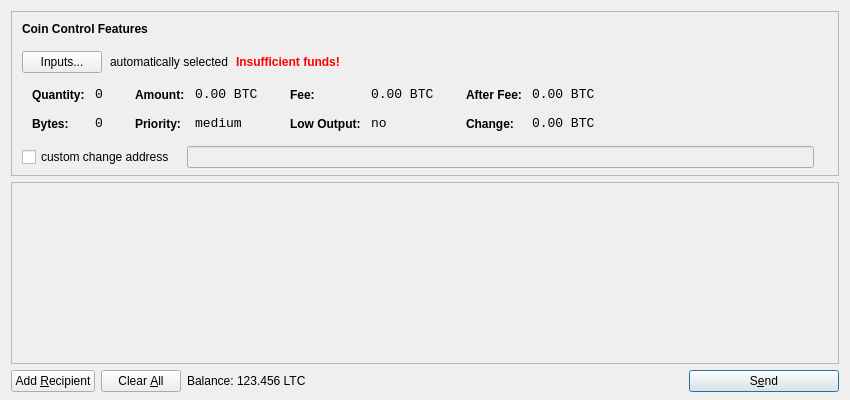
yodacoin/123, file src/qt/forms/sendcoinsdialog.ui: the form before one commit.
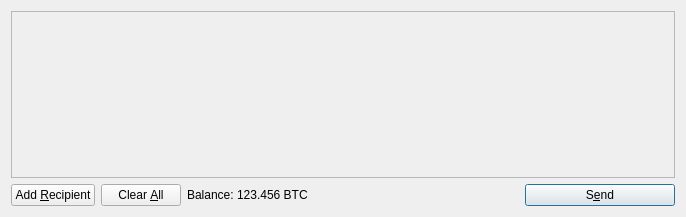
The form after the commit. Icons and pictures are not drawn.

```diff
--- a/src/qt/forms/sendcoinsdialog.ui
+++ b/src/qt/forms/sendcoinsdialog.ui
@@ -6,615 +6,14 @@
    <rect>
     <x>0</x>
     <y>0</y>
-    <width>850</width>
-    <height>400</height>
+    <width>686</width>
+    <height>217</height>
    </rect>
   </property>
   <property name="windowTitle">
    <string>Send Coins</string>
   </property>
-  <layout class="QVBoxLayout" name="verticalLayout" stretch="0,1,0">
-   <property name="bottomMargin">
-    <number>8</number>
-   </property>
-   <item>
-    <widget class="QFrame" name="frameCoinControl">
-     <property name="sizePolicy">
-      <sizepolicy hsizetype="Expanding" vsizetype="Expanding">
-       <horstretch>0</horstretch>
-       <verstretch>0</verstretch>
-      </sizepolicy>
-     </property>
-     <property name="maximumSize">
-      <size>
-       <width>16777215</width>
-       <height>16777215</height>
-      </size>
-     </property>
-     <property name="frameShape">
-      <enum>QFrame::StyledPanel</enum>
-     </property>
-     <property name="frameShadow">
-      <enum>QFrame::Sunken</enum>
-     </property>
-     <layout class="QVBoxLayout" name="verticalLayoutCoinControl2">
-      <property name="spacing">
-       <number>-1</number>
-      </property>
-      <property name="leftMargin">
-       <number>0</number>
-      </property>
-      <property name="topMargin">
-       <number>0</number>
-      </property>
-      <property name="rightMargin">
-       <number>0</number>
-      </property>
-      <property name="bottomMargin">
-       <number>6</number>
-      </property>
-      <item>
-       <layout class="QVBoxLayout" name="verticalLayoutCoinControl" stretch="0,0,0,0,1">
-        <property name="spacing">
-         <number>0</number>
-        </property>
-        <property name="leftMargin">
-         <number>10</number>
-        </property>
-        <property name="topMargin">
-         <number>10</number>
-        </property>
-        <item>
-         <layout class="QHBoxLayout" name="horizontalLayoutCoinControl1">
-          <property name="bottomMargin">
-           <number>15</number>
-          </property>
-          <item>
-           <widget class="QLabel" name="labelCoinControlFeatures">
-            <property name="sizePolicy">
-             <sizepolicy hsizetype="Preferred" vsizetype="Maximum">
-              <horstretch>0</horstretch>
-              <verstretch>0</verstretch>
-             </sizepolicy>
-            </property>
-            <property name="font">
-             <font>
-              <weight>75</weight>
-              <bold>true</bold>
-             </font>
-            </property>
-            <property name="styleSheet">
-             <string notr="true">font-weight:bold;</string>
-            </property>
-            <property name="text">
-             <string>Coin Control Features</string>
-            </property>
-           </widget>
-          </item>
-         </layout>
-        </item>
-        <item>
-         <layout class="QHBoxLayout" name="horizontalLayoutCoinControl2" stretch="0,0,0,0">
-          <property name="spacing">
-           <number>8</number>
-          </property>
-          <property name="bottomMargin">
-           <number>10</number>
-          </property>
-          <item>
-           <widget class="QPushButton" name="pushButtonCoinControl">
-            <property name="styleSheet">
-             <string notr="true"/>
-            </property>
-            <property name="text">
-             <string>Inputs...</string>
-            </property>
-           </widget>
-          </item>
-          <item>
-           <widget class="QLabel" name="labelCoinControlAutomaticallySelected">
-            <property name="text">
-             <string>automatically selected</string>
-            </property>
-            <property name="margin">
-             <number>5</number>
-            </property>
-           </widget>
-          </item>
-          <item>
-           <widget class="QLabel" name="labelCoinControlInsuffFunds">
-            <property name="font">
-             <font>
-              <weight>75</weight>
-              <bold>true</bold>
-             </font>
-            </property>
-            <property name="styleSheet">
-             <string notr="true">color:red;font-weight:bold;</string>
-            </property>
-            <property name="text">
-             <string>Insufficient funds!</string>
-            </property>
-            <property name="margin">
-             <number>5</number>
-            </property>
-           </widget>
-          </item>
-          <item>
-           <spacer name="horizontalSpacerCoinControl">
-            <property name="orientation">
-             <enum>Qt::Horizontal</enum>
-            </property>
-            <property name="sizeHint" stdset="0">
-             <size>
-              <width>40</width>
-              <height>1</height>
-             </size>
-            </property>
-           </spacer>
-          </item>
-         </layout>
-        </item>
-        <item>
-         <widget class="QWidget" name="widgetCoinControl" native="true">
-          <property name="sizePolicy">
-           <sizepolicy hsizetype="Preferred" vsizetype="Preferred">
-            <horstretch>0</horstretch>
-            <verstretch>0</verstretch>
-           </sizepolicy>
-          </property>
-          <property name="minimumSize">
-           <size>
-            <width>0</width>
-            <height>0</height>
-           </size>
-          </property>
-          <property name="styleSheet">
-           <string notr="true"/>
-          </property>
-          <layout class="QHBoxLayout" name="horizontalLayoutCoinControl5">
-           <property name="margin">
-            <number>0</number>
-           </property>
-           <item>
-            <layout class="QHBoxLayout" name="horizontalLayoutCoinControl3" stretch="0,0,0,1">
-             <property name="spacing">
-              <number>20</number>
-             </property>
-             <property name="topMargin">
-              <number>0</number>
-             </property>
-             <property name="bottomMargin">
-              <number>10</number>
-             </property>
-             <item>
-              <layout class="QFormLayout" name="formLayoutCoinControl1">
-               <property name="horizontalSpacing">
-                <number>10</number>
-               </property>
-               <property name="verticalSpacing">
-                <number>14</number>
-               </property>
-               <property name="leftMargin">
-                <number>10</number>
-               </property>
-               <property name="topMargin">
-                <number>4</number>
-               </property>
-               <property name="rightMargin">
-                <number>6</number>
-               </property>
-               <item row="0" column="0">
-                <widget class="QLabel" name="labelCoinControlQuantityText">
-                 <property name="styleSheet">
-                  <string notr="true">font-weight:bold;</string>
-                 </property>
-                 <property name="text">
-                  <string>Quantity:</string>
-                 </property>
-                 <property name="margin">
-                  <number>0</number>
-                 </property>
-                </widget>
-               </item>
-               <item row="0" column="1">
-                <widget class="QLabel" name="labelCoinControlQuantity">
-                 <property name="font">
-                  <font>
-                   <family>Monospace</family>
-                   <pointsize>10</pointsize>
-                  </font>
-                 </property>
-                 <property name="cursor">
-                  <cursorShape>IBeamCursor</cursorShape>
-                 </property>
-                 <property name="contextMenuPolicy">
-                  <enum>Qt::ActionsContextMenu</enum>
-                 </property>
-                 <property name="text">
-                  <string notr="true">0</string>
-                 </property>
-                 <property name="margin">
-                  <number>0</number>
-                 </property>
-                 <property name="textInteractionFlags">
-                  <set>Qt::LinksAccessibleByMouse|Qt::TextSelectableByKeyboard|Qt::TextSelectableByMouse</set>
-                 </property>
-                </widget>
-               </item>
-               <item row="1" column="0">
-                <widget class="QLabel" name="labelCoinControlBytesText">
-                 <property name="styleSheet">
-                  <string notr="true">font-weight:bold;</string>
-                 </property>
-                 <property name="text">
-                  <string>Bytes:</string>
-                 </property>
-                </widget>
-               </item>
-               <item row="1" column="1">
-                <widget class="QLabel" name="labelCoinControlBytes">
-                 <property name="font">
-                  <font>
-                   <family>Monospace</family>
-                   <pointsize>10</pointsize>
-                  </font>
-                 </property>
-                 <property name="cursor">
-                  <cursorShape>IBeamCursor</cursorShape>
-                 </property>
-                 <property name="contextMenuPolicy">
-                  <enum>Qt::ActionsContextMenu</enum>
-                 </property>
-                 <property name="text">
-                  <string notr="true">0</string>
-                 </property>
-                 <property name="textInteractionFlags">
-                  <set>Qt::LinksAccessibleByMouse|Qt::TextSelectableByKeyboard|Qt::TextSelectableByMouse</set>
-                 </property>
-                </widget>
-               </item>
-              </layout>
-             </item>
-             <item>
-              <layout class="QFormLayout" name="formLayoutCoinControl2">
-               <property name="horizontalSpacing">
-                <number>10</number>
-               </property>
-               <property name="verticalSpacing">
-                <number>14</number>
-               </property>
-               <property name="leftMargin">
-                <number>6</number>
-               </property>
-               <property name="topMargin">
-                <number>4</number>
-               </property>
-               <property name="rightMargin">
-                <number>6</number>
-               </property>
-               <item row="0" column="0">
-                <widget class="QLabel" name="labelCoinControlAmountText">
-                 <property name="styleSheet">
-                  <string notr="true">font-weight:bold;</string>
-                 </property>
-                 <property name="text">
-                  <string>Amount:</string>
-                 </property>
-                 <property name="margin">
-                  <number>0</number>
-                 </property>
-                </widget>
-               </item>
-               <item row="0" column="1">
-                <widget class="QLabel" name="labelCoinControlAmount">
-                 <property name="font">
-                  <font>
-                   <family>Monospace</family>
-                   <pointsize>10</pointsize>
-                  </font>
-                 </property>
-                 <property name="cursor">
-                  <cursorShape>IBeamCursor</cursorShape>
-                 </property>
-                 <property name="contextMenuPolicy">
-                  <enum>Qt::ActionsContextMenu</enum>
-                 </property>
-                 <property name="text">
-                  <string notr="true">0.00 BTC</string>
-                 </property>
-                 <property name="textInteractionFlags">
-                  <set>Qt::LinksAccessibleByMouse|Qt::TextSelectableByKeyboard|Qt::TextSelectableByMouse</set>
-                 </property>
-                </widget>
-               </item>
-               <item row="1" column="0">
-                <widget class="QLabel" name="labelCoinControlPriorityText">
-                 <property name="styleSheet">
-                  <string notr="true">font-weight:bold;</string>
-                 </property>
-                 <property name="text">
-                  <string>Priority:</string>
-                 </property>
-                </widget>
-               </item>
-               <item row="1" column="1">
-                <widget class="QLabel" name="labelCoinControlPriority">
-                 <property name="font">
-                  <font>
-                   <family>Monospace</family>
-                   <pointsize>10</pointsize>
-                  </font>
-                 </property>
-                 <property name="cursor">
-                  <cursorShape>IBeamCursor</cursorShape>
-                 </property>
-                 <property name="contextMenuPolicy">
-                  <enum>Qt::ActionsContextMenu</enum>
-                 </property>
-                 <property name="text">
-                  <string>medium</string>
-                 </property>
-                 <property name="textInteractionFlags">
-                  <set>Qt::LinksAccessibleByMouse|Qt::TextSelectableByKeyboard|Qt::TextSelectableByMouse</set>
-                 </property>
-                </widget>
-               </item>
-              </layout>
-             </item>
-             <item>
-              <layout class="QFormLayout" name="formLayoutCoinControl3">
-               <property name="horizontalSpacing">
-                <number>10</number>
-               </property>
-               <property name="verticalSpacing">
-                <number>14</number>
-               </property>
-               <property name="leftMargin">
-                <number>6</number>
-               </property>
-               <property name="topMargin">
-                <number>4</number>
-               </property>
-               <property name="rightMargin">
-                <number>6</number>
-               </property>
-               <item row="0" column="0">
-                <widget class="QLabel" name="labelCoinControlFeeText">
-                 <property name="styleSheet">
-                  <string notr="true">font-weight:bold;</string>
-                 </property>
-                 <property name="text">
-                  <string>Fee:</string>
-                 </property>
-                 <property name="margin">
-                  <number>0</number>
-                 </property>
-                </widget>
-               </item>
-               <item row="0" column="1">
-                <widget class="QLabel" name="labelCoinControlFee">
-                 <property name="font">
-                  <font>
-                   <family>Monospace</family>
-                   <pointsize>10</pointsize>
-                  </font>
-                 </property>
-                 <property name="cursor">
-                  <cursorShape>IBeamCursor</cursorShape>
-                 </property>
-                 <property name="contextMenuPolicy">
-                  <enum>Qt::ActionsContextMenu</enum>
-                 </property>
-                 <property name="text">
-                  <string notr="true">0.00 BTC</string>
-                 </property>
-                 <property name="textInteractionFlags">
-                  <set>Qt::LinksAccessibleByMouse|Qt::TextSelectableByKeyboard|Qt::TextSelectableByMouse</set>
-                 </property>
-                </widget>
-               </item>
-               <item row="1" column="0">
-                <widget class="QLabel" name="labelCoinControlLowOutputText">
-                 <property name="styleSheet">
-                  <string notr="true">font-weight:bold;</string>
-                 </property>
-                 <property name="text">
-                  <string>Low Output:</string>
-                 </property>
-                </widget>
-               </item>
-               <item row="1" column="1">
-                <widget class="QLabel" name="labelCoinControlLowOutput">
-                 <property name="font">
-                  <font>
-                   <family>Monospace</family>
-                   <pointsize>10</pointsize>
-                  </font>
-                 </property>
-                 <property name="cursor">
-                  <cursorShape>IBeamCursor</cursorShape>
-                 </property>
-                 <property name="contextMenuPolicy">
-                  <enum>Qt::ActionsContextMenu</enum>
-                 </property>
-                 <property name="text">
-                  <string>no</string>
-                 </property>
-                 <property name="textInteractionFlags">
-                  <set>Qt::LinksAccessibleByMouse|Qt::TextSelectableByKeyboard|Qt::TextSelectableByMouse</set>
-                 </property>
-                </widget>
-               </item>
-              </layout>
-             </item>
-             <item>
-              <layout class="QFormLayout" name="formLayoutCoinControl4">
-               <property name="horizontalSpacing">
-                <number>10</number>
-               </property>
-               <property name="verticalSpacing">
-                <number>14</number>
-               </property>
-               <property name="leftMargin">
-                <number>6</number>
-               </property>
-               <property name="topMargin">
-                <number>4</number>
-               </property>
-               <property name="rightMargin">
-                <number>6</number>
-               </property>
-               <item row="0" column="0">
-                <widget class="QLabel" name="labelCoinControlAfterFeeText">
-                 <property name="styleSheet">
-                  <string notr="true">font-weight:bold;</string>
-                 </property>
-                 <property name="text">
-                  <string>After Fee:</string>
-                 </property>
-                 <property name="margin">
-                  <number>0</number>
-                 </property>
-                </widget>
-               </item>
-               <item row="0" column="1">
-                <widget class="QLabel" name="labelCoinControlAfterFee">
-                 <property name="font">
-                  <font>
-                   <family>Monospace</family>
-                   <pointsize>10</pointsize>
-                  </font>
-                 </property>
-                 <property name="cursor">
-                  <cursorShape>IBeamCursor</cursorShape>
-                 </property>
-                 <property name="contextMenuPolicy">
-                  <enum>Qt::ActionsContextMenu</enum>
-                 </property>
-                 <property name="text">
-                  <string notr="true">0.00 BTC</string>
-                 </property>
-                 <property name="textInteractionFlags">
-                  <set>Qt::LinksAccessibleByMouse|Qt::TextSelectableByKeyboard|Qt::TextSelectableByMouse</set>
-                 </property>
-                </widget>
-               </item>
-               <item row="1" column="0">
-                <widget class="QLabel" name="labelCoinControlChangeText">
-                 <property name="styleSheet">
-                  <string notr="true">font-weight:bold;</string>
-                 </property>
-                 <property name="text">
-                  <string>Change:</string>
-                 </property>
-                </widget>
-               </item>
-               <item row="1" column="1">
-                <widget class="QLabel" name="labelCoinControlChange">
-                 <property name="font">
-                  <font>
-                   <family>Monospace</family>
-                   <pointsize>10</pointsize>
-                  </font>
-                 </property>
-                 <property name="cursor">
-                  <cursorShape>IBeamCursor</cursorShape>
-                 </property>
-                 <property name="contextMenuPolicy">
-                  <enum>Qt::ActionsContextMenu</enum>
-                 </property>
-                 <property name="text">
-                  <string notr="true">0.00 BTC</string>
-                 </property>
-                 <property name="textInteractionFlags">
-                  <set>Qt::LinksAccessibleByMouse|Qt::TextSelectableByKeyboard|Qt::TextSelectableByMouse</set>
-                 </property>
-                </widget>
-               </item>
-              </layout>
-             </item>
-            </layout>
-           </item>
-          </layout>
-         </widget>
-        </item>
-        <item>
-         <layout class="QHBoxLayout" name="horizontalLayoutCoinControl4" stretch="0,0,0">
-          <property name="spacing">
-           <number>12</number>
-          </property>
-          <property name="sizeConstraint">
-           <enum>QLayout::SetDefaultConstraint</enum>
-          </property>
-          <property name="topMargin">
-           <number>5</number>
-          </property>
-          <property name="rightMargin">
-           <number>5</number>
-          </property>
-          <item>
-           <widget class="QCheckBox" name="checkBoxCoinControlChange">
-            <property name="text">
-             <string>custom change address</string>
-            </property>
-           </widget>
-          </item>
-          <item>
-           <widget class="QLineEdit" name="lineEditCoinControlChange">
-            <property name="enabled">
-             <bool>false</bool>
-            </property>
-            <property name="sizePolicy">
-             <sizepolicy hsizetype="Expanding" vsizetype="Fixed">
-              <horstretch>0</horstretch>
-              <verstretch>0</verstretch>
-             </sizepolicy>
-            </property>
-           </widget>
-          </item>
-          <item>
-           <widget class="QLabel" name="labelCoinControlChangeLabel">
-            <property name="sizePolicy">
-             <sizepolicy hsizetype="Preferred" vsizetype="Expanding">
-              <horstretch>0</horstretch>
-              <verstretch>0</verstretch>
-             </sizepolicy>
-            </property>
-            <property name="minimumSize">
-             <size>
-              <width>0</width>
-              <height>0</height>
-             </size>
-            </property>
-            <property name="text">
-             <string/>
-            </property>
-            <property name="margin">
-             <number>3</number>
-            </property>
-           </widget>
-          </item>
-         </layout>
-        </item>
-        <item>
-         <spacer name="verticalSpacerCoinControl">
-          <property name="orientation">
-           <enum>Qt::Vertical</enum>
-          </property>
-          <property name="sizeHint" stdset="0">
-           <size>
-            <width>800</width>
-            <height>1</height>
-           </size>
-          </property>
-         </spacer>
-        </item>
-       </layout>
-      </item>
-     </layout>
-    </widget>
-   </item>
+  <layout class="QVBoxLayout" name="verticalLayout">
    <item>
     <widget class="QScrollArea" name="scrollArea">
      <property name="widgetResizable">
@@ -625,7 +24,7 @@
        <rect>
         <x>0</x>
         <y>0</y>
-        <width>830</width>
+        <width>666</width>
         <height>165</height>
        </rect>
       </property>
@@ -720,7 +119,7 @@
           <cursorShape>IBeamCursor</cursorShape>
          </property>
          <property name="text">
-          <string>123.456 LTC</string>
+          <string>123.456 BTC</string>
          </property>
          <property name="textInteractionFlags">
           <set>Qt::LinksAccessibleByMouse|Qt::TextSelectableByKeyboard|Qt::TextSelectableByMouse</set>
```
